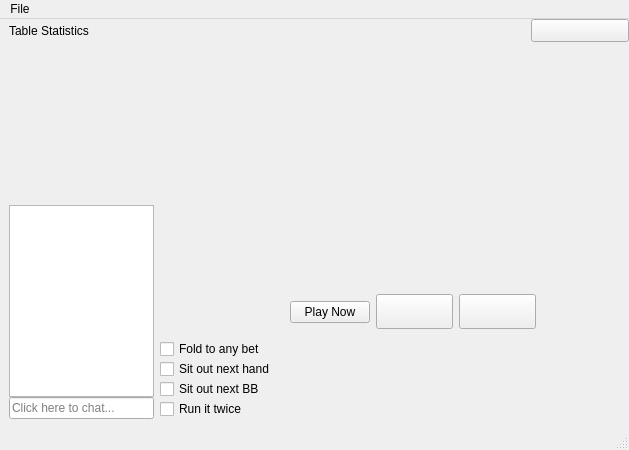
Above: qt-client/client/table.ui from paunovic/chipup-poker before the change. Below: the same form after it.
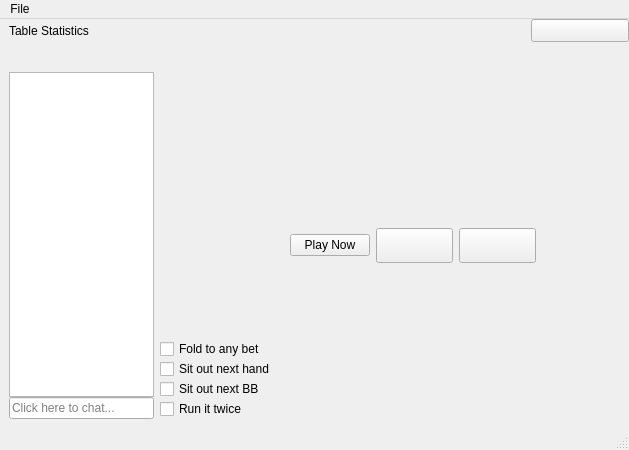
That is the form after the change. Icons and pictures are not drawn.

Patch:
```diff
--- a/qt-client/client/table.ui
+++ b/qt-client/client/table.ui
@@ -65,7 +65,11 @@
     </item>
     <item>
      <widget class="QWidget" name="centerWrap" native="true">
-      <layout class="QGridLayout" name="center"/>
+      <layout class="QGridLayout" name="center">
+       <property name="sizeConstraint">
+        <enum>QLayout::SetMinAndMaxSize</enum>
+       </property>
+      </layout>
      </widget>
     </item>
     <item>
```
